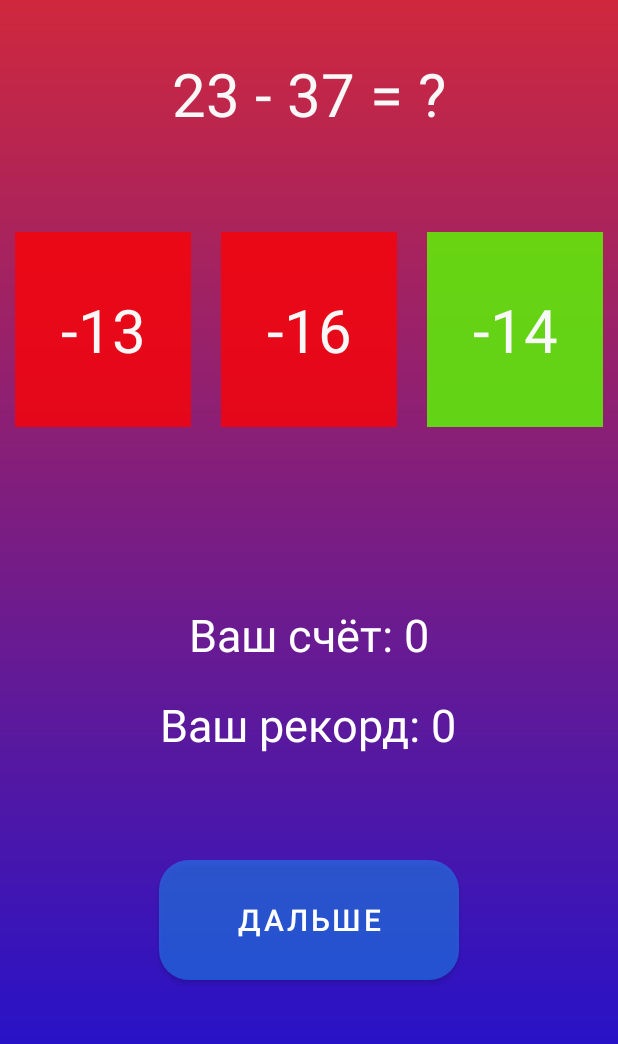
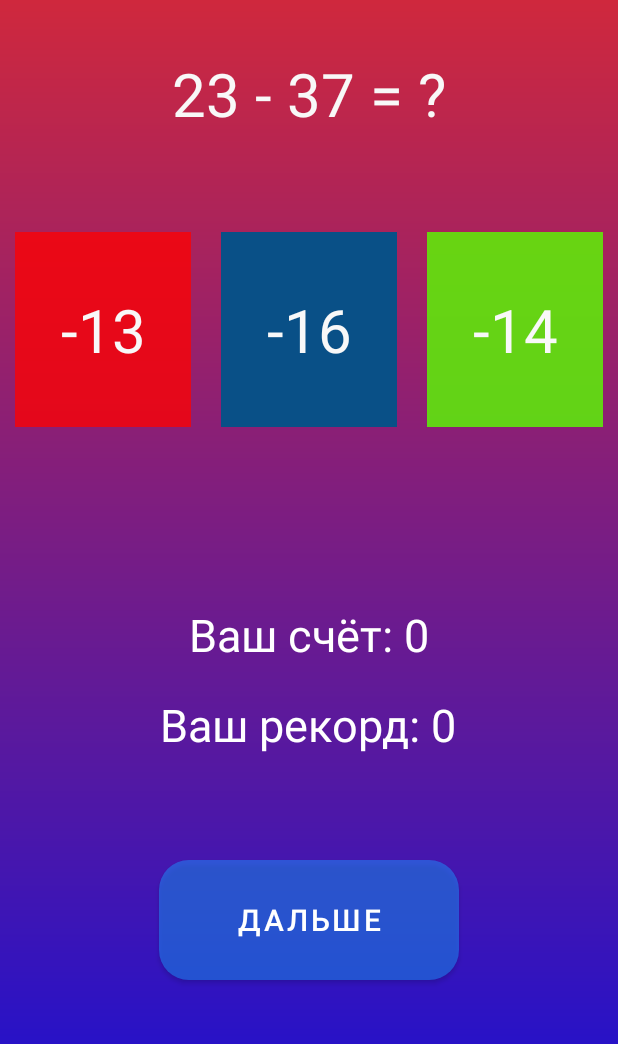
Before and after one commit to draizyyy/android, an Android app: the screen it shows after launch (MainActivity), after a tap on "-13", on a phone screen of 412 x 824 dp, the part 136-1180 px from its top. Run offline under Robolectric (Android 15) with nearby library versions, the phone set to English and light mode, and no system bars.

Commit message:
19/11 При неправильном ответе закрашиваются только неправильный и красный При правильном ответе закрашивается только правильный

```diff
--- a/app/src/main/java/com/example/mathtrainer/MainActivity.java
+++ b/app/src/main/java/com/example/mathtrainer/MainActivity.java
@@ -71,30 +71,23 @@ public class MainActivity extends AppCompatActivity {
                     case R.id.solution3:
                         String text = ((TextView) view).getText().toString();
                         if (text.equals(String.valueOf(problem.getResult()))) {
+                            view.setBackgroundColor(getColor(R.color.correct));
                             problem.upScore();
                         } else {
+                            view.setBackgroundColor(getColor(R.color.incorrect));
+                            if (binding.solution1.getText().equals(String.valueOf(problem.getResult()))) {
+                                binding.solution1.setBackgroundColor(getColor(R.color.correct));
+                            }
+                            if (binding.solution2.getText().equals(String.valueOf(problem.getResult()))) {
+                                binding.solution2.setBackgroundColor(getColor(R.color.correct));
+                            }
+                            if (binding.solution3.getText().equals(String.valueOf(problem.getResult()))) {
+                                binding.solution3.setBackgroundColor(getColor(R.color.correct));
+                            }
                             problem.downScore();
                         }
                         setScore();
                         problem.problemIsSolved();
-                        if (!(binding.solution1.getText().equals(String.valueOf(problem.getResult())))) {
-                            binding.solution1.setBackgroundColor(getColor(R.color.incorrect));
-                        }
-                        if (!(binding.solution2.getText().equals(String.valueOf(problem.getResult())))) {
-                            binding.solution2.setBackgroundColor(getColor(R.color.incorrect));
-                        }
-                        if (!(binding.solution3.getText().equals(String.valueOf(problem.getResult())))) {
-                            binding.solution3.setBackgroundColor(getColor(R.color.incorrect));
-                        }
-                        if (binding.solution1.getText().equals(String.valueOf(problem.getResult()))) {
-                            binding.solution1.setBackgroundColor(getColor(R.color.correct));
-                        }
-                        if (binding.solution2.getText().equals(String.valueOf(problem.getResult()))) {
-                            binding.solution2.setBackgroundColor(getColor(R.color.correct));
-                        }
-                        if (binding.solution3.getText().equals(String.valueOf(problem.getResult()))) {
-                            binding.solution3.setBackgroundColor(getColor(R.color.correct));
-                        }
                 }
             } else {
                 if (view.getId() == R.id.next) {
```
